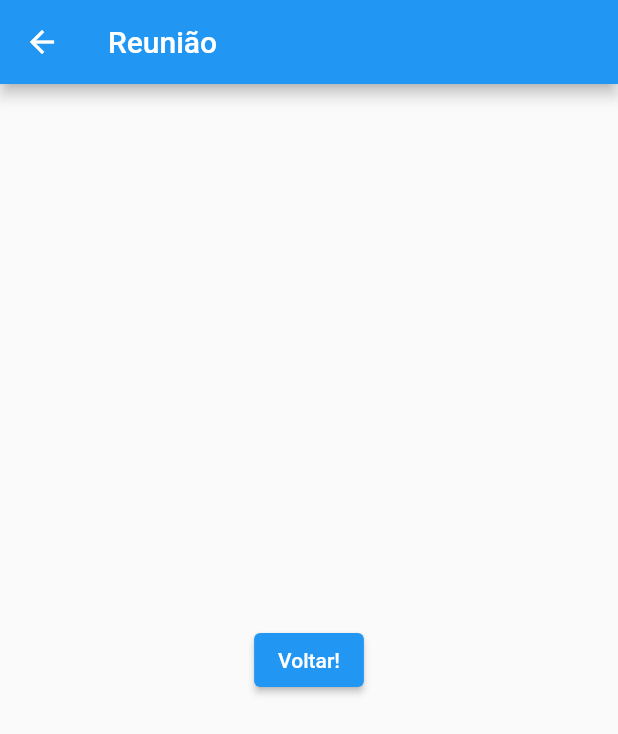
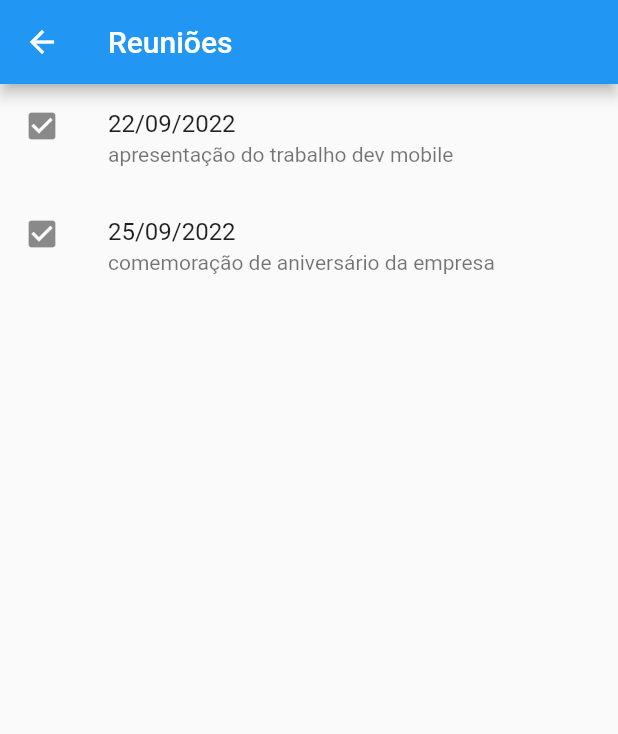
Before and after one commit to Felip-Oliv/StudioProjects, a Flutter app: the screen it shows after launch, in the side drawer, after a tap on "Reunião", on a phone screen of 412 x 824 dp. Shown: the top 734 px of the screen. Run offline on Flutter 3.47's test engine with Material 2 defaults, Android fonts, the phone set to English and light mode, and no system bars.

Commit message:
add listview reunião

```diff
--- a/app01/lib/main.dart
+++ b/app01/lib/main.dart
@@ -93,15 +93,27 @@ class ReuniaoPagina extends StatelessWidget {
   Widget build(BuildContext context) {
     return Scaffold(
       appBar: AppBar(
-        title: const Text('Reunião'),
+        title: const Text('Reuniões'),
       ),
-      body: Center(
-        child: ElevatedButton(
-          onPressed: () {
-            Navigator.pop(context);
-          },
-          child: const Text('Voltar!'),
-        ),
+      body: ListView(
+        children: [
+          ListTile(
+            onTap: (){
+              print('reunião 1 agendada');
+            },
+            leading: Icon(Icons.check_box),
+            title: Text('22/09/2022'),
+            subtitle: Text('apresentação do trabalho dev mobile'),
+          ),
+          ListTile(
+            onTap: (){
+              print('reunião 2 agendada');
+            },
+            leading: Icon(Icons.check_box),
+            title: Text('25/09/2022'),
+            subtitle: Text('comemoração de aniversário da empresa'),
+          ),
+        ],
       ),
     );
   }
```
